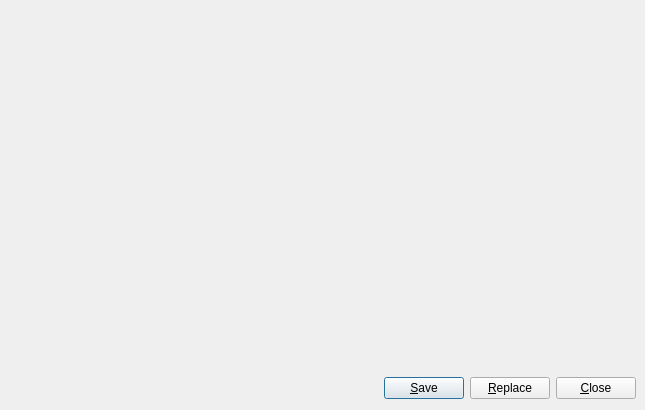
First picture: the form in ImageEditorDialog.ui, repository Syping/gta5sync, before the edit.
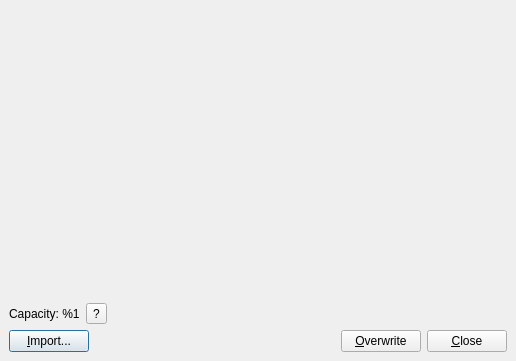
Second picture: the form after the edit.

Commit message: added Overwrite Image

```diff
--- a/ImageEditorDialog.ui
+++ b/ImageEditorDialog.ui
@@ -6,8 +6,8 @@
    <rect>
     <x>0</x>
     <y>0</y>
-    <width>645</width>
-    <height>410</height>
+    <width>516</width>
+    <height>335</height>
    </rect>
   </property>
   <property name="windowTitle">
@@ -30,8 +30,8 @@
     <widget class="QLabel" name="labPicture">
      <property name="minimumSize">
       <size>
-       <width>645</width>
-       <height>360</height>
+       <width>516</width>
+       <height>288</height>
       </size>
      </property>
      <property name="text">
@@ -50,7 +50,47 @@
      <property name="lineWidth">
       <number>0</number>
      </property>
+     <layout class="QVBoxLayout" name="vlButtons">
+      <item>
+       <layout class="QHBoxLayout" name="hlCapacity">
+        <item>
+         <widget class="QLabel" name="labCapacity">
+          <property name="text">
+           <string>Capacity: %1</string>
+          </property>
+         </widget>
+        </item>
+        <item>
+         <widget class="QToolButton" name="cmdQuestion">
+          <property name="text">
+           <string>?</string>
+          </property>
+         </widget>
+        </item>
+        <item>
+         <spacer name="hsCapacity">
+          <property name="orientation">
+           <enum>Qt::Horizontal</enum>
+          </property>
+          <property name="sizeHint" stdset="0">
+           <size>
+            <width>0</width>
+            <height>0</height>
+           </size>
+          </property>
+         </spacer>
+        </item>
+       </layout>
+      </item>
+      <item>
      <layout class="QHBoxLayout" name="hlButtons">
+        <item>
+         <widget class="QPushButton" name="cmdReplace">
+          <property name="text">
+           <string>&amp;Import...</string>
+          </property>
+         </widget>
+        </item>
       <item>
        <spacer name="hsButtons">
         <property name="orientation">
@@ -58,8 +98,8 @@
         </property>
         <property name="sizeHint" stdset="0">
          <size>
-          <width>381</width>
-          <height>13</height>
+            <width>0</width>
+            <height>0</height>
          </size>
         </property>
        </spacer>
@@ -67,14 +107,7 @@
       <item>
        <widget class="QPushButton" name="cmdSave">
         <property name="text">
-         <string>&amp;Save</string>
-        </property>
-       </widget>
-      </item>
-      <item>
-       <widget class="QPushButton" name="cmdReplace">
-        <property name="text">
-         <string>&amp;Replace</string>
+           <string>&amp;Overwrite</string>
         </property>
        </widget>
       </item>
@@ -84,6 +117,8 @@
          <string>&amp;Close</string>
         </property>
        </widget>
+        </item>
+       </layout>
       </item>
      </layout>
     </widget>
```
Left out of the diff: 2 changed lines with no effect on the pictures. Lines whose indentation alone changed are shown as unchanged. The commit also changes 15 other files.
